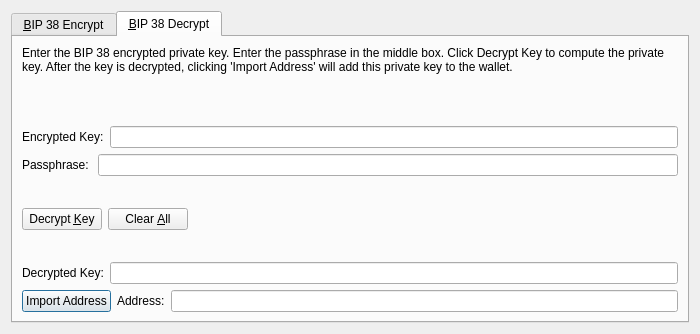
dogecash/dogecash-oldchain, file src/qt/forms/bip38tooldialog.ui: the form before one commit.
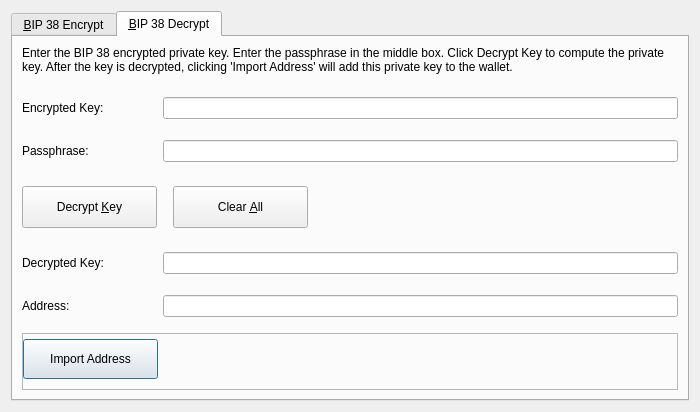
The form after the commit. The open tabs and pages were chosen to show the change. Icons and pictures are not drawn. Custom widgets are drawn as their Qt base class.

The edit to the form file:
```diff
--- a/src/qt/forms/bip38tooldialog.ui
+++ b/src/qt/forms/bip38tooldialog.ui
@@ -7,7 +7,7 @@
     <x>0</x>
     <y>0</y>
     <width>700</width>
-    <height>334</height>
+    <height>412</height>
    </rect>
   </property>
   <property name="windowTitle">
@@ -270,8 +270,20 @@
        </item>
        <item>
         <layout class="QHBoxLayout" name="horizontalLayout_3">
+         <property name="topMargin">
+          <number>15</number>
+         </property>
+         <property name="bottomMargin">
+          <number>10</number>
+         </property>
          <item>
           <widget class="QLabel" name="label_2">
+           <property name="minimumSize">
+            <size>
+             <width>135</width>
+             <height>0</height>
+            </size>
+           </property>
            <property name="text">
             <string>Encrypted Key:</string>
            </property>
@@ -288,8 +300,20 @@
        </item>
        <item>
         <layout class="QHBoxLayout" name="horizontalLayout">
+         <property name="topMargin">
+          <number>5</number>
+         </property>
+         <property name="bottomMargin">
+          <number>10</number>
+         </property>
          <item>
           <widget class="QLabel" name="label">
+           <property name="minimumSize">
+            <size>
+             <width>135</width>
+             <height>0</height>
+            </size>
+           </property>
            <property name="text">
             <string>Passphrase: </string>
            </property>
@@ -306,8 +330,20 @@
        </item>
        <item>
         <layout class="QHBoxLayout" name="horizontalLayout_2_DEC">
+         <property name="topMargin">
+          <number>5</number>
+         </property>
+         <property name="bottomMargin">
+          <number>10</number>
+         </property>
          <item>
           <widget class="QPushButton" name="decryptKeyButton_DEC">
+           <property name="minimumSize">
+            <size>
+             <width>135</width>
+             <height>42</height>
+            </size>
+           </property>
            <property name="toolTip">
             <string>Verify the message to ensure it was signed with the specified DogeCash address</string>
            </property>
@@ -323,8 +359,30 @@
            </property>
           </widget>
          </item>
+         <item>
+          <spacer name="horizontalSpacer_3">
+           <property name="orientation">
+            <enum>Qt::Horizontal</enum>
+           </property>
+           <property name="sizeType">
+            <enum>QSizePolicy::Fixed</enum>
+           </property>
+           <property name="sizeHint" stdset="0">
+            <size>
+             <width>10</width>
+             <height>20</height>
+            </size>
+           </property>
+          </spacer>
+         </item>
          <item>
           <widget class="QPushButton" name="clearButton_DEC">
+           <property name="minimumSize">
+            <size>
+             <width>135</width>
+             <height>42</height>
+            </size>
+           </property>
            <property name="toolTip">
             <string>Reset all verify message fields</string>
            </property>
@@ -386,8 +444,20 @@
        </item>
        <item>
         <layout class="QHBoxLayout" name="horizontalLayout_2">
+         <property name="topMargin">
+          <number>5</number>
+         </property>
+         <property name="bottomMargin">
+          <number>10</number>
+         </property>
          <item>
           <widget class="QLabel" name="label_3">
+           <property name="minimumSize">
+            <size>
+             <width>135</width>
+             <height>0</height>
+            </size>
+           </property>
            <property name="text">
             <string>Decrypted Key:</string>
            </property>
@@ -400,15 +470,20 @@
        </item>
        <item>
         <layout class="QHBoxLayout" name="horizontalLayout_4">
-         <item>
-          <widget class="QPushButton" name="importAddressButton_DEC">
-           <property name="text">
-            <string>Import Address</string>
-           </property>
-          </widget>
-         </item>
+         <property name="topMargin">
+          <number>5</number>
+         </property>
+         <property name="bottomMargin">
+          <number>10</number>
+         </property>
          <item>
           <widget class="QLabel" name="label_4">
+           <property name="minimumSize">
+            <size>
+             <width>135</width>
+             <height>0</height>
+            </size>
+           </property>
            <property name="text">
             <string>Address:</string>
            </property>
@@ -419,6 +494,59 @@
          </item>
         </layout>
        </item>
+       <item>
+        <widget class="QFrame" name="frame">
+         <property name="minimumSize">
+          <size>
+           <width>0</width>
+           <height>0</height>
+          </size>
+         </property>
+         <property name="frameShape">
+          <enum>QFrame::StyledPanel</enum>
+         </property>
+         <property name="frameShadow">
+          <enum>QFrame::Raised</enum>
+         </property>
+         <layout class="QHBoxLayout" name="horizontalLayout_6">
+          <property name="leftMargin">
+           <number>0</number>
+          </property>
+          <property name="topMargin">
+           <number>5</number>
+          </property>
+          <property name="bottomMargin">
+           <number>10</number>
+          </property>
+          <item>
+           <widget class="QPushButton" name="importAddressButton_DEC">
+            <property name="minimumSize">
+             <size>
+              <width>135</width>
+              <height>40</height>
+             </size>
+            </property>
+            <property name="text">
+             <string>Import Address</string>
+            </property>
+           </widget>
+          </item>
+          <item>
+           <spacer name="horizontalSpacer_2">
+            <property name="orientation">
+             <enum>Qt::Horizontal</enum>
+            </property>
+            <property name="sizeHint" stdset="0">
+             <size>
+              <width>40</width>
+              <height>20</height>
+             </size>
+            </property>
+           </spacer>
+          </item>
+         </layout>
+        </widget>
+       </item>
       </layout>
      </widget>
     </widget>
```
Left out of the diff: 105 changed lines with no effect on the pictures.
